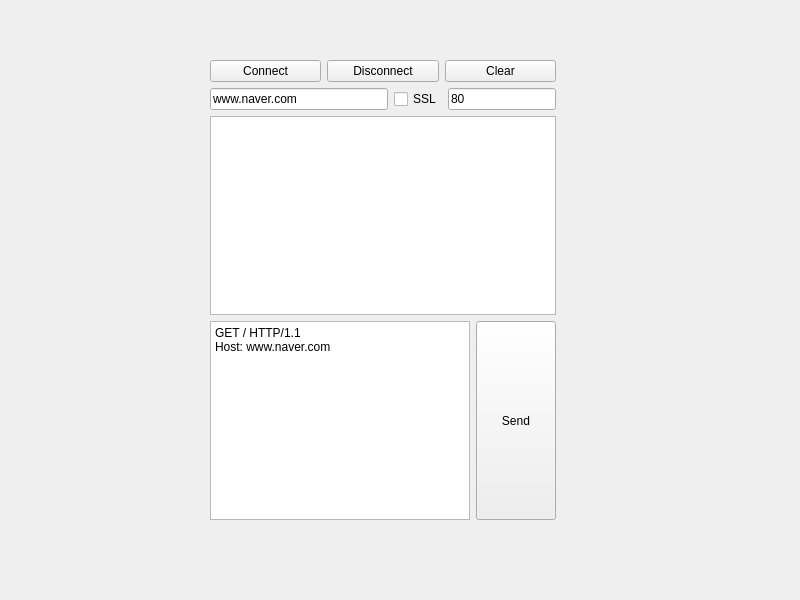
This is widget.ui in namaek2/webclient-Sdeveloper2 as Qt 5 draws it before an edit. The edited form follows.
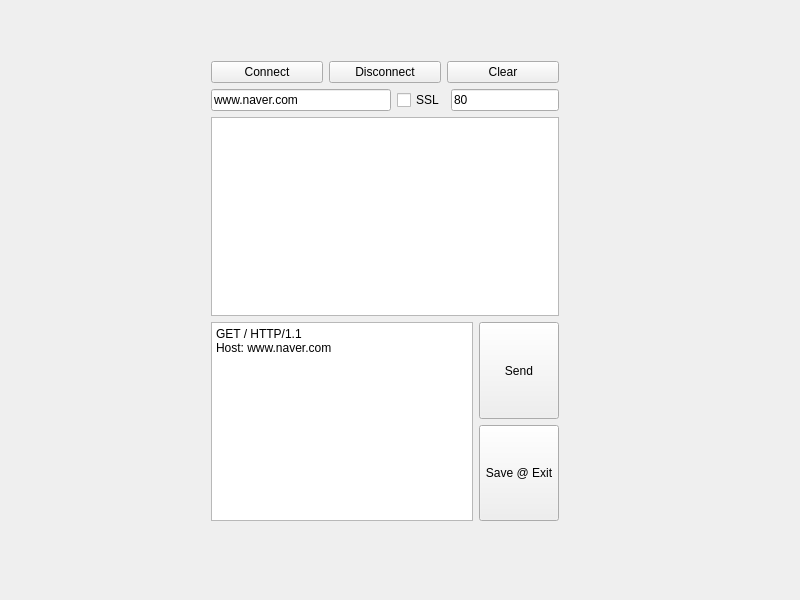
This is the edited form.

What changed in the file:
```diff
--- a/widget.ui
+++ b/widget.ui
@@ -13,16 +13,16 @@
   <property name="windowTitle">
    <string>Widget</string>
   </property>
-  <widget class="QWidget" name="layoutWidget">
+  <widget class="QWidget" name="">
    <property name="geometry">
     <rect>
-     <x>210</x>
-     <y>60</y>
-     <width>346</width>
+     <x>211</x>
+     <y>61</y>
+     <width>348</width>
      <height>460</height>
     </rect>
    </property>
-   <layout class="QVBoxLayout" name="verticalLayout">
+   <layout class="QVBoxLayout" name="verticalLayout_2">
     <item>
      <layout class="QHBoxLayout" name="horizontalLayout">
       <item>
@@ -98,6 +98,8 @@
        </widget>
       </item>
       <item>
+       <layout class="QVBoxLayout" name="verticalLayout">
+        <item>
        <widget class="QPushButton" name="pbSend">
         <property name="sizePolicy">
          <sizepolicy hsizetype="Minimum" vsizetype="Expanding">
@@ -109,6 +111,21 @@
          <string>Send</string>
         </property>
        </widget>
+        </item>
+        <item>
+         <widget class="QPushButton" name="pbSaveExit">
+          <property name="sizePolicy">
+           <sizepolicy hsizetype="Minimum" vsizetype="Expanding">
+            <horstretch>0</horstretch>
+            <verstretch>0</verstretch>
+           </sizepolicy>
+          </property>
+          <property name="text">
+           <string>Save @ Exit</string>
+          </property>
+         </widget>
+        </item>
+       </layout>
       </item>
      </layout>
     </item>
```
Lines whose indentation alone changed are shown as unchanged.
